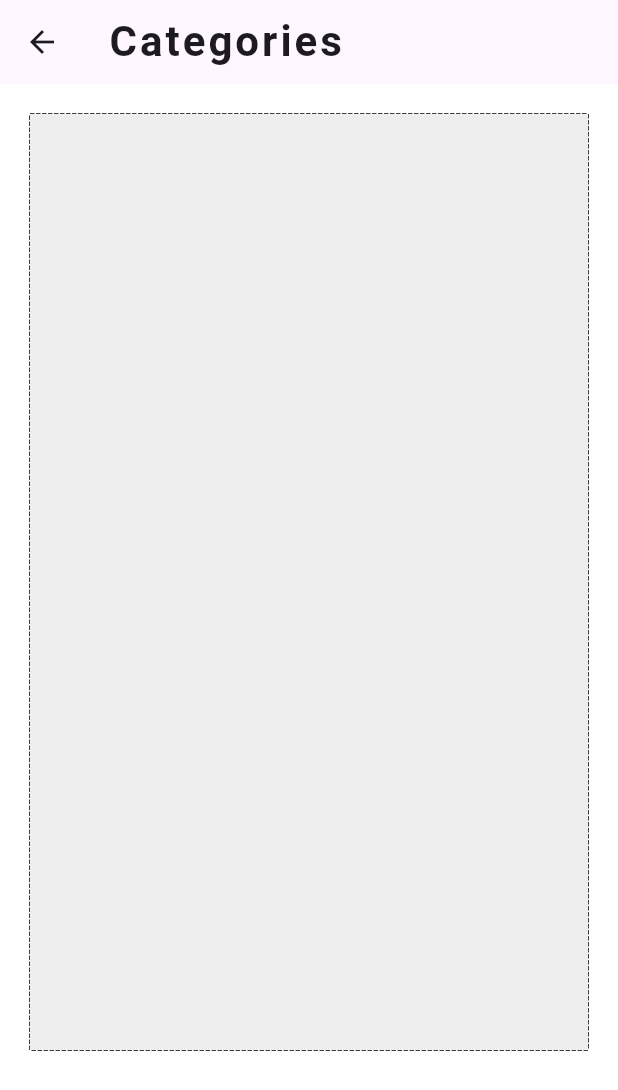
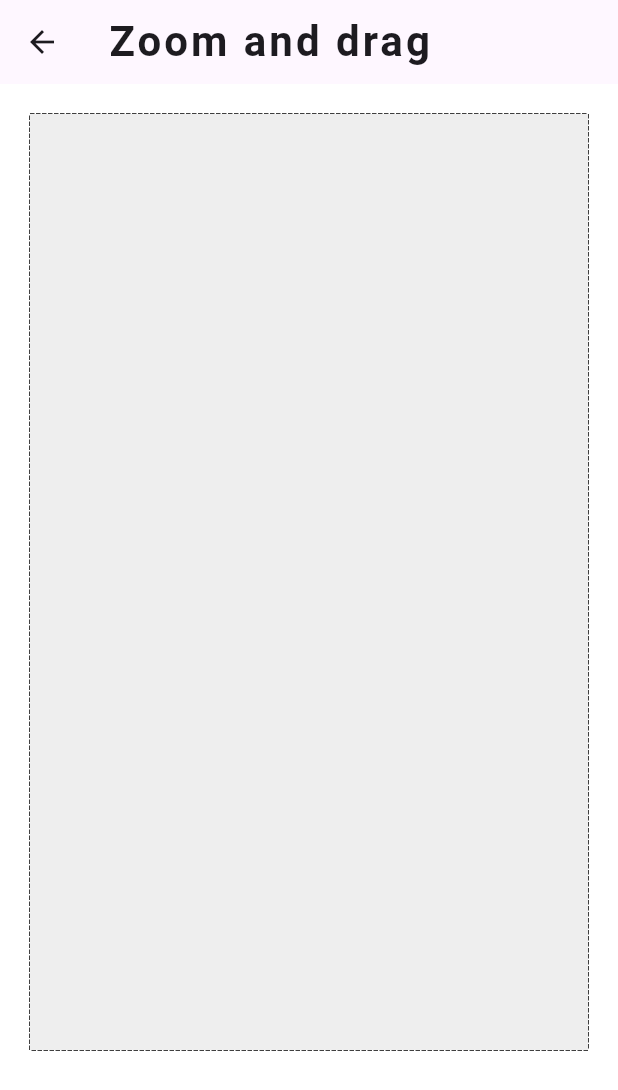
Before and after one commit to Vivek-varadharaj/pinetech, a Flutter app: the CartCanvasScreen screen opened directly, on a phone screen of 412 x 824 dp. Shown: the top 1090 px of the screen. Run offline on Flutter 3.47's test engine with Material 3 defaults, Android fonts, the phone set to English and light mode, and no system bars; drawn by our look-alikes of dotted_border; missing offline and left inert: gesture_x_detector; network calls fail.

```diff
--- a/lib/screens/cart_canvas_screen.dart
+++ b/lib/screens/cart_canvas_screen.dart
@@ -38,7 +38,7 @@ class _CartCanvasScreenState extends State<CartCanvasScreen> {
       appBar: AppBar(
         automaticallyImplyLeading: true,
         title: const Text(
-          "Categories",
+          "Zoom and drag",
           textAlign: TextAlign.left,
           style: TextStyle(
               fontSize: 28, fontWeight: FontWeight.bold, letterSpacing: 2),
```
Also changed, not shown: pubspec.yaml (+8 -0 lines), assets/1.jpg (deleted), assets/pinetech_logo.jpg (added), pubspec.lock, 27 other files.
